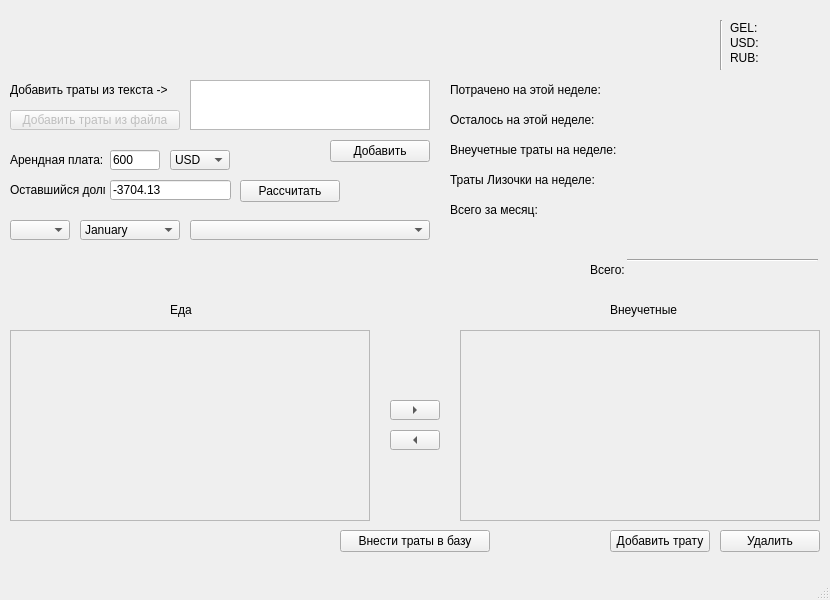
The window that form.ui (OverSx/ExpensesApp) describes before a commit, drawn with Qt 5.
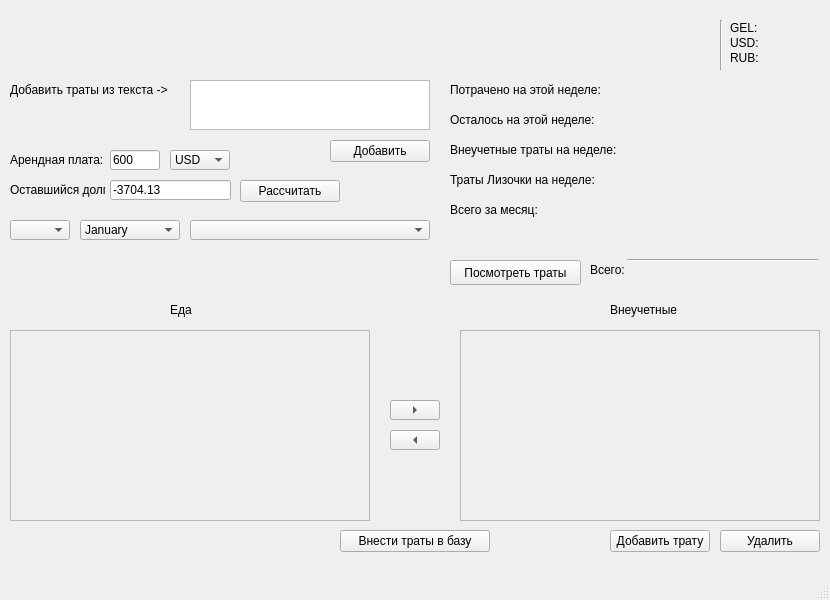
The same window after the commit.

Commit message: new button to look at expenses. deleted unused button

Diff of the .ui file:
```diff
--- a/form.ui
+++ b/form.ui
@@ -130,25 +130,6 @@
      <bool>false</bool>
     </property>
    </widget>
-   <widget class="QPushButton" name="addExpensesFileBtn">
-    <property name="enabled">
-     <bool>false</bool>
-    </property>
-    <property name="geometry">
-     <rect>
-      <x>10</x>
-      <y>110</y>
-      <width>170</width>
-      <height>20</height>
-     </rect>
-    </property>
-    <property name="text">
-     <string>Добавить траты из файла</string>
-    </property>
-    <property name="checkable">
-     <bool>false</bool>
-    </property>
-   </widget>
    <widget class="QLabel" name="FoodLabel">
     <property name="geometry">
      <rect>
@@ -744,6 +725,19 @@
      </rect>
     </property>
    </widget>
+   <widget class="QPushButton" name="seeExpenses">
+    <property name="geometry">
+     <rect>
+      <x>450</x>
+      <y>260</y>
+      <width>131</width>
+      <height>25</height>
+     </rect>
+    </property>
+    <property name="text">
+     <string>Посмотреть траты</string>
+    </property>
+   </widget>
   </widget>
   <widget class="QStatusBar" name="statusbar"/>
   <widget class="QMenuBar" name="menubar">
```
